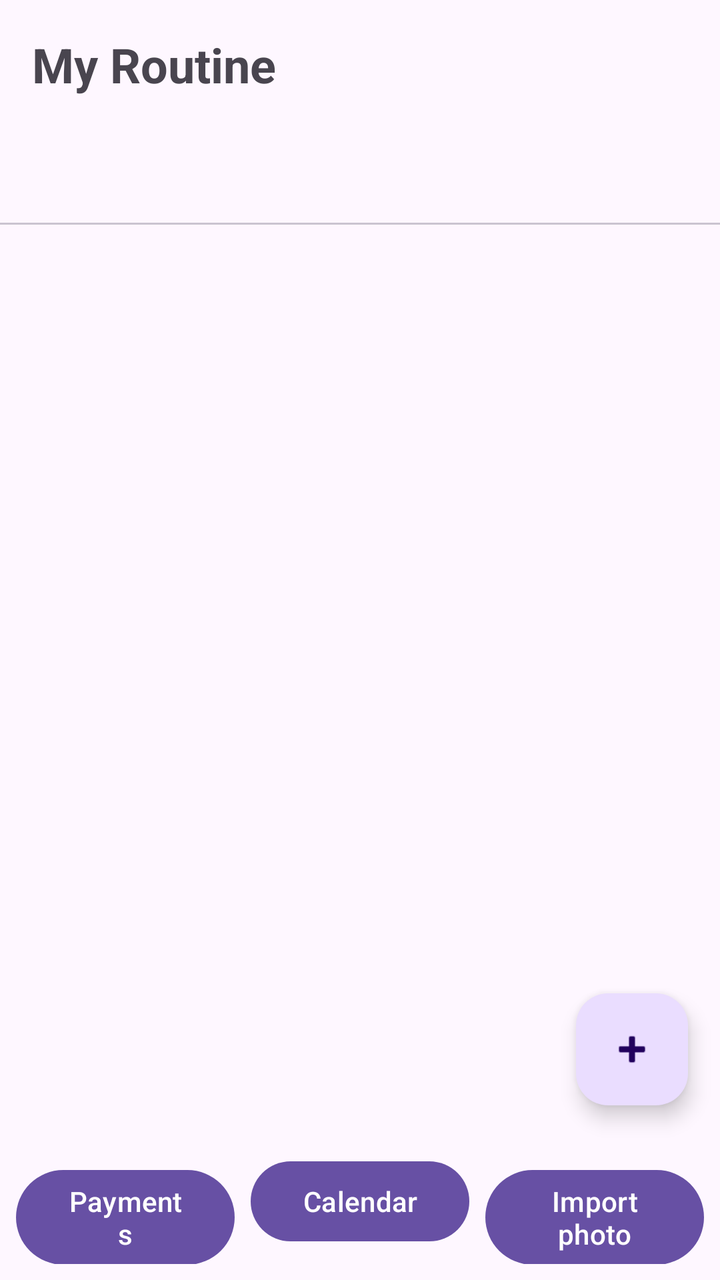
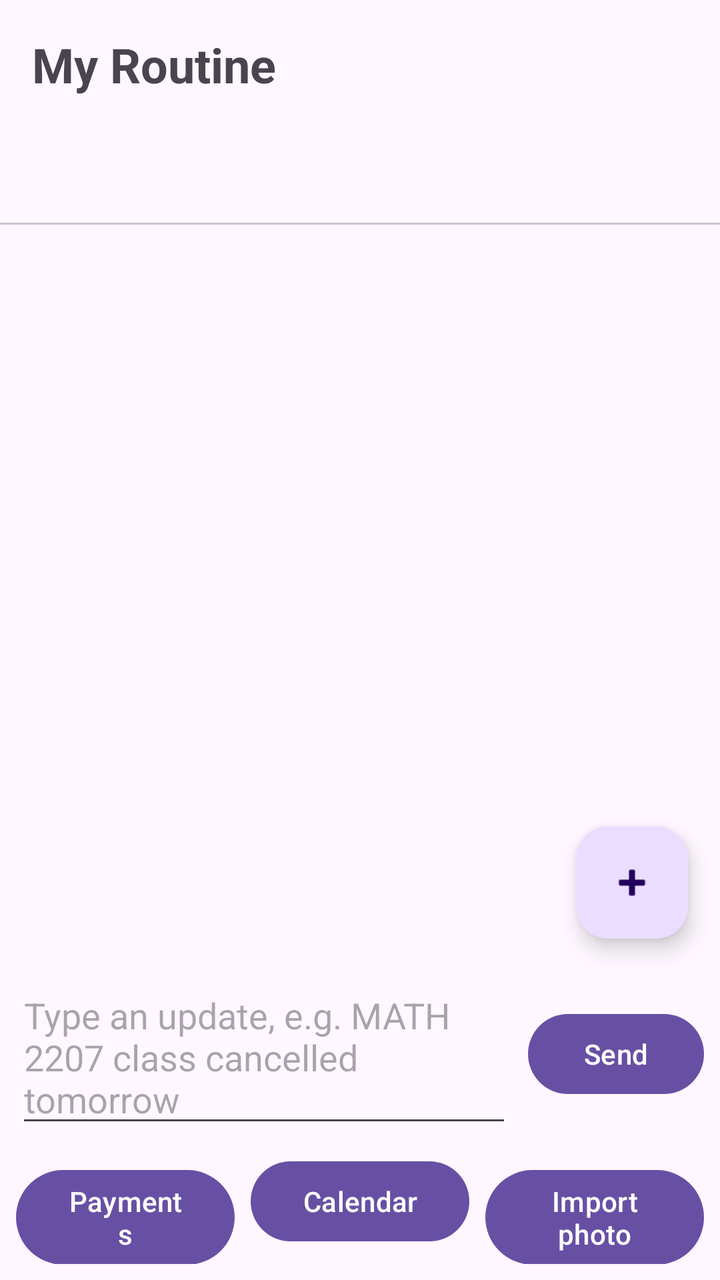

The first picture is an Android layout as it rendered before a commit; the second is the same layout after the commit. The layout source and the unified diff follow.
<!-- AndroidManifest.xml: application theme Theme.Fluxora -->
<!-- res/layout/activity_main.xml -->
<?xml version="1.0" encoding="utf-8"?>
<androidx.constraintlayout.widget.ConstraintLayout
    xmlns:android="http://schemas.android.com/apk/res/android"
    xmlns:app="http://schemas.android.com/apk/res-auto"
    android:id="@+id/main"
    android:layout_width="match_parent"
    android:layout_height="match_parent">

    <TextView
        android:id="@+id/tvHeader"
        android:layout_width="0dp"
        android:layout_height="wrap_content"
        android:padding="16dp"
        android:text="My Routine"
        android:textSize="24sp"
        android:textStyle="bold"
        app:layout_constraintTop_toTopOf="parent"
        app:layout_constraintStart_toStartOf="parent"
        app:layout_constraintEnd_toEndOf="parent" />

    <com.google.android.material.tabs.TabLayout
        android:id="@+id/tabDays"
        android:layout_width="0dp"
        android:layout_height="wrap_content"
        app:tabMode="scrollable"
        app:layout_constraintTop_toBottomOf="@id/tvHeader"
        app:layout_constraintStart_toStartOf="parent"
        app:layout_constraintEnd_toEndOf="parent" />

    <androidx.recyclerview.widget.RecyclerView
        android:id="@+id/rvEvents"
        android:layout_width="0dp"
        android:layout_height="0dp"
        android:clipToPadding="false"
        android:padding="8dp"
        app:layout_constraintTop_toBottomOf="@id/tabDays"
        app:layout_constraintBottom_toTopOf="@id/bottomBar"
        app:layout_constraintStart_toStartOf="parent"
        app:layout_constraintEnd_toEndOf="parent" />

    <TextView
        android:id="@+id/tvEmpty"
        android:layout_width="wrap_content"
        android:layout_height="wrap_content"
        android:text="No classes on this day"
        android:visibility="gone"
        app:layout_constraintTop_toTopOf="@id/rvEvents"
        app:layout_constraintBottom_toBottomOf="@id/rvEvents"
        app:layout_constraintStart_toStartOf="@id/rvEvents"
        app:layout_constraintEnd_toEndOf="@id/rvEvents" />

    <LinearLayout
        android:id="@+id/bottomBar"
        android:layout_width="0dp"
        android:layout_height="wrap_content"
        android:orientation="horizontal"
        android:padding="8dp"
        app:layout_constraintBottom_toBottomOf="parent"
        app:layout_constraintStart_toStartOf="parent"
        app:layout_constraintEnd_toEndOf="parent">

        <Button
            android:id="@+id/btnPayments"
            android:layout_width="0dp"
            android:layout_height="wrap_content"
            android:layout_weight="1"
            android:text="Payments" />

        <Button
            android:id="@+id/btnAttendance"
            android:layout_width="0dp"
            android:layout_height="wrap_content"
            android:layout_marginStart="8dp"
            android:layout_weight="1"
            android:text="Calendar" />

        <Button
            android:id="@+id/btnImport"
            android:layout_width="0dp"
            android:layout_height="wrap_content"
            android:layout_marginStart="8dp"
            android:layout_weight="1"
            android:text="Import photo" />
    </LinearLayout>

    <com.google.android.material.floatingactionbutton.FloatingActionButton
        android:id="@+id/fabAdd"
        android:layout_width="wrap_content"
        android:layout_height="wrap_content"
        android:layout_margin="16dp"
        android:src="@android:drawable/ic_input_add"
        app:layout_constraintBottom_toTopOf="@id/bottomBar"
        app:layout_constraintEnd_toEndOf="parent" />
</androidx.constraintlayout.widget.ConstraintLayout>
<!-- resources referenced by this layout -->
<resources>
  <style name="Theme.Fluxora" parent="Base.Theme.Fluxora" />
  <style name="Base.Theme.Fluxora" parent="Theme.Material3.DayNight.NoActionBar">
          
          
      </style>
</resources>

<!-- the commit's change to res/layout/activity_main.xml (unified diff, before → after) -->
@@ -34,7 +34,7 @@
         android:clipToPadding="false"
         android:padding="8dp"
         app:layout_constraintTop_toBottomOf="@id/tabDays"
-        app:layout_constraintBottom_toTopOf="@id/bottomBar"
+        app:layout_constraintBottom_toTopOf="@id/chatBar"
         app:layout_constraintStart_toStartOf="parent"
         app:layout_constraintEnd_toEndOf="parent" />
 
@@ -48,6 +48,35 @@
         app:layout_constraintBottom_toBottomOf="@id/rvEvents"
         app:layout_constraintStart_toStartOf="@id/rvEvents"
         app:layout_constraintEnd_toEndOf="@id/rvEvents" />
+
+    <LinearLayout
+        android:id="@+id/chatBar"
+        android:layout_width="0dp"
+        android:layout_height="wrap_content"
+        android:gravity="center_vertical"
+        android:orientation="horizontal"
+        android:paddingStart="8dp"
+        android:paddingEnd="8dp"
+        app:layout_constraintBottom_toTopOf="@id/bottomBar"
+        app:layout_constraintStart_toStartOf="parent"
+        app:layout_constraintEnd_toEndOf="parent">
+
+        <EditText
+            android:id="@+id/etChat"
+            android:layout_width="0dp"
+            android:layout_height="wrap_content"
+            android:layout_weight="1"
+            android:hint="Type an update, e.g. MATH 2207 class cancelled tomorrow"
+            android:inputType="textCapSentences|textMultiLine"
+            android:maxLines="3" />
+
+        <Button
+            android:id="@+id/btnSend"
+            android:layout_width="wrap_content"
+            android:layout_height="wrap_content"
+            android:layout_marginStart="8dp"
+            android:text="Send" />
+    </LinearLayout>
 
     <LinearLayout
         android:id="@+id/bottomBar"
@@ -89,6 +118,6 @@
         android:layout_height="wrap_content"
         android:layout_margin="16dp"
         android:src="@android:drawable/ic_input_add"
-        app:layout_constraintBottom_toTopOf="@id/bottomBar"
+        app:layout_constraintBottom_toTopOf="@id/chatBar"
         app:layout_constraintEnd_toEndOf="parent" />
 </androidx.constraintlayout.widget.ConstraintLayout>
